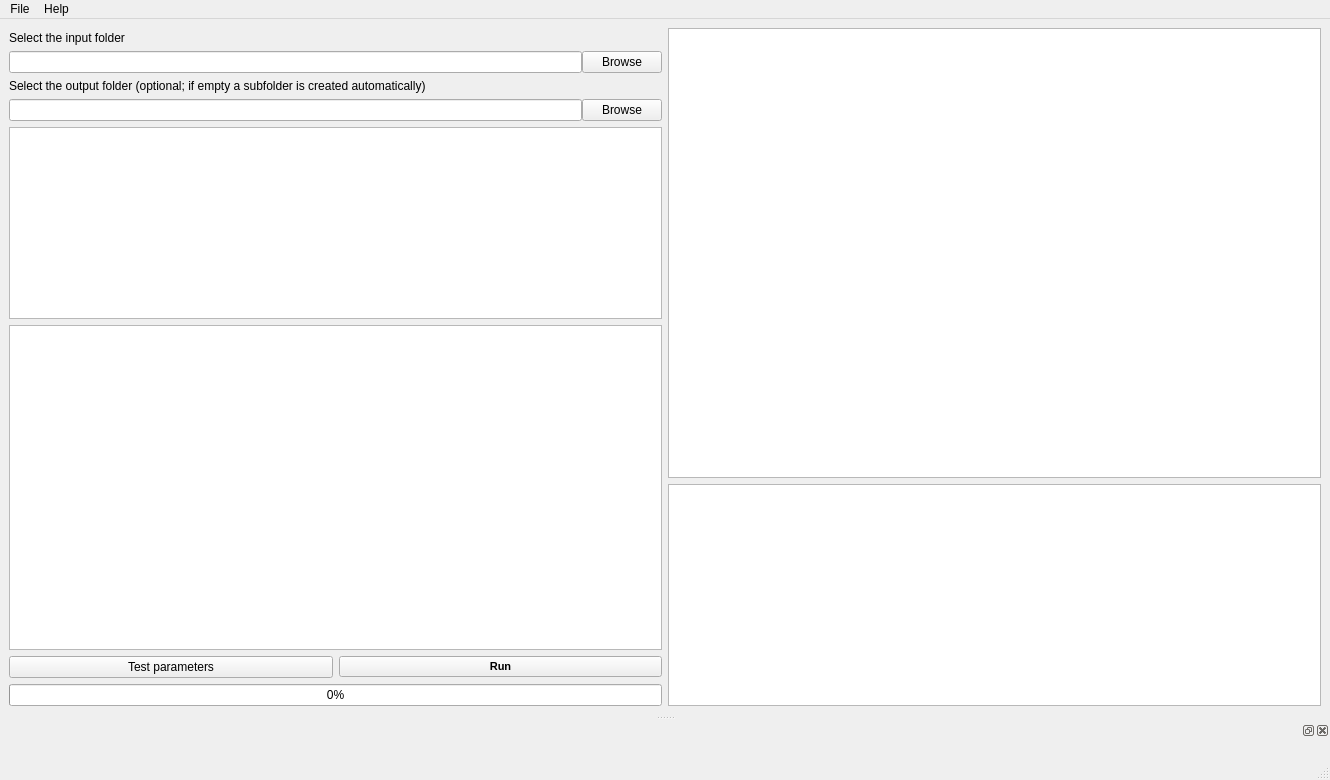
ElsevierSoftwareX/SOFTX-D-21-00010, file src/main/resources/base/form.ui: the form before one commit.
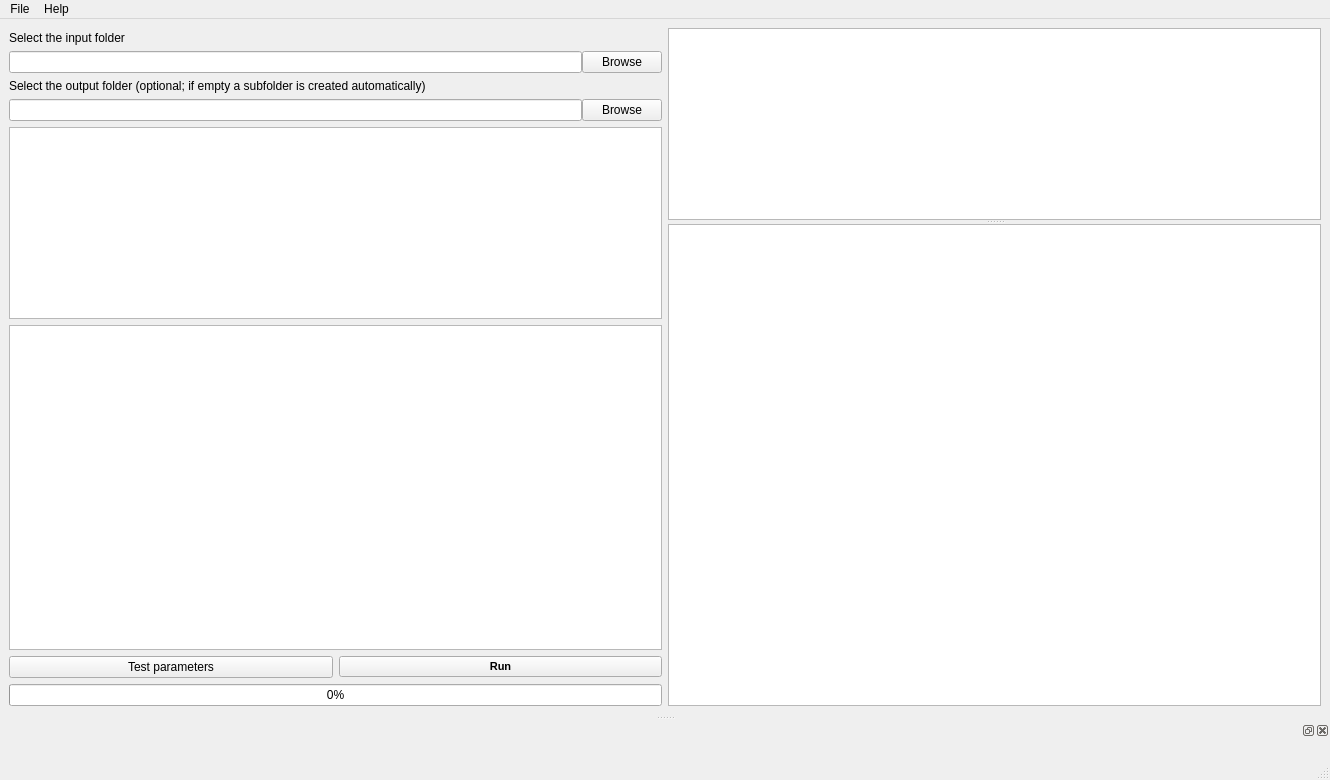
The form after the commit. Custom widgets are drawn as their Qt base class.

Commit message: Use a vertical splitter instead of a fixed vertical layout for the two Views.

```diff
--- a/src/main/resources/base/form.ui
+++ b/src/main/resources/base/form.ui
@@ -200,21 +200,36 @@
        </layout>
       </item>
       <item>
-       <layout class="QVBoxLayout" name="verticalLayout_Right_Column">
-        <item>
-         <widget class="QGraphicsView" name="viewO2">
-          <property name="minimumSize">
-           <size>
-            <width>0</width>
-            <height>450</height>
-           </size>
-          </property>
-         </widget>
-        </item>
-        <item>
-         <widget class="View" name="viewO"/>
-        </item>
-       </layout>
+       <widget class="QSplitter" name="splitter_Right_Column">
+        <property name="sizePolicy">
+         <sizepolicy hsizetype="MinimumExpanding" vsizetype="Expanding">
+          <horstretch>0</horstretch>
+          <verstretch>0</verstretch>
+         </sizepolicy>
+        </property>
+        <property name="orientation">
+         <enum>Qt::Vertical</enum>
+        </property>
+
+        <widget class="QGraphicsView" name="viewO2">
+         <property name="sizePolicy">
+          <sizepolicy hsizetype="Expanding" vsizetype="Expanding">
+           <horstretch>0</horstretch>
+           <verstretch>0</verstretch>
+          </sizepolicy>
+         </property>
+        </widget>
+
+        <widget class="View" name="viewO">
+         <property name="sizePolicy">
+          <sizepolicy hsizetype="Expanding" vsizetype="Expanding">
+           <horstretch>0</horstretch>
+           <verstretch>1</verstretch>
+          </sizepolicy>
+         </property>
+        </widget>
+
+       </widget>
       </item>
      </layout>
     </item>
```
Left out of the diff: 2 changed lines with no effect on the pictures. The commit also changes 1 other file.
